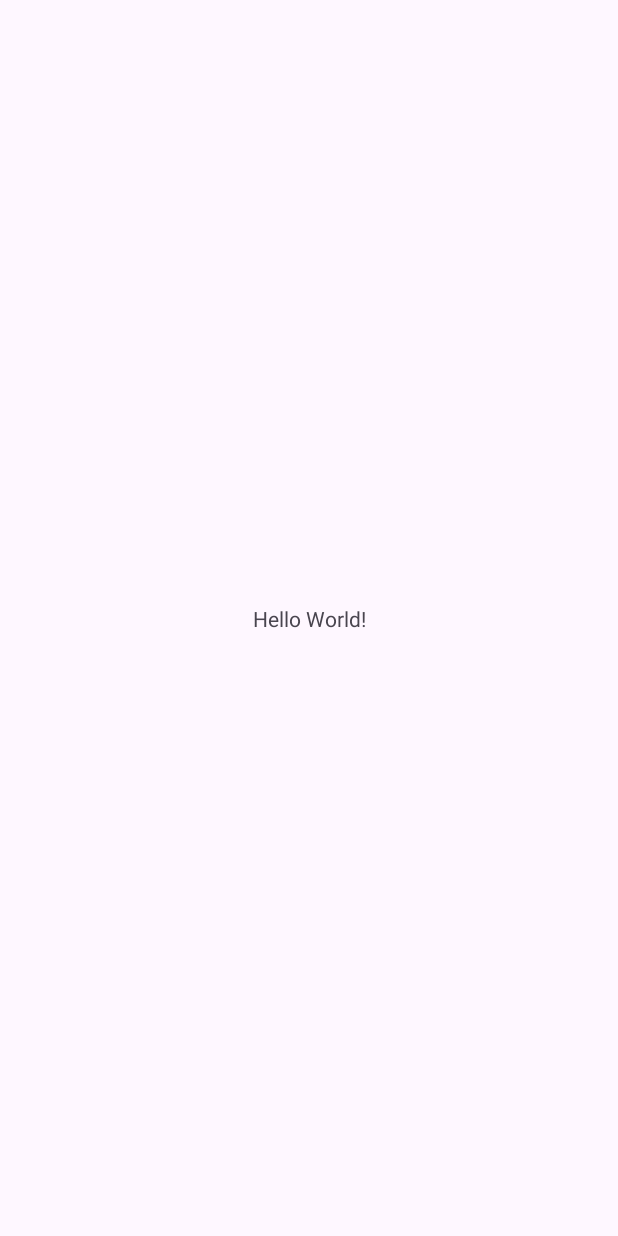
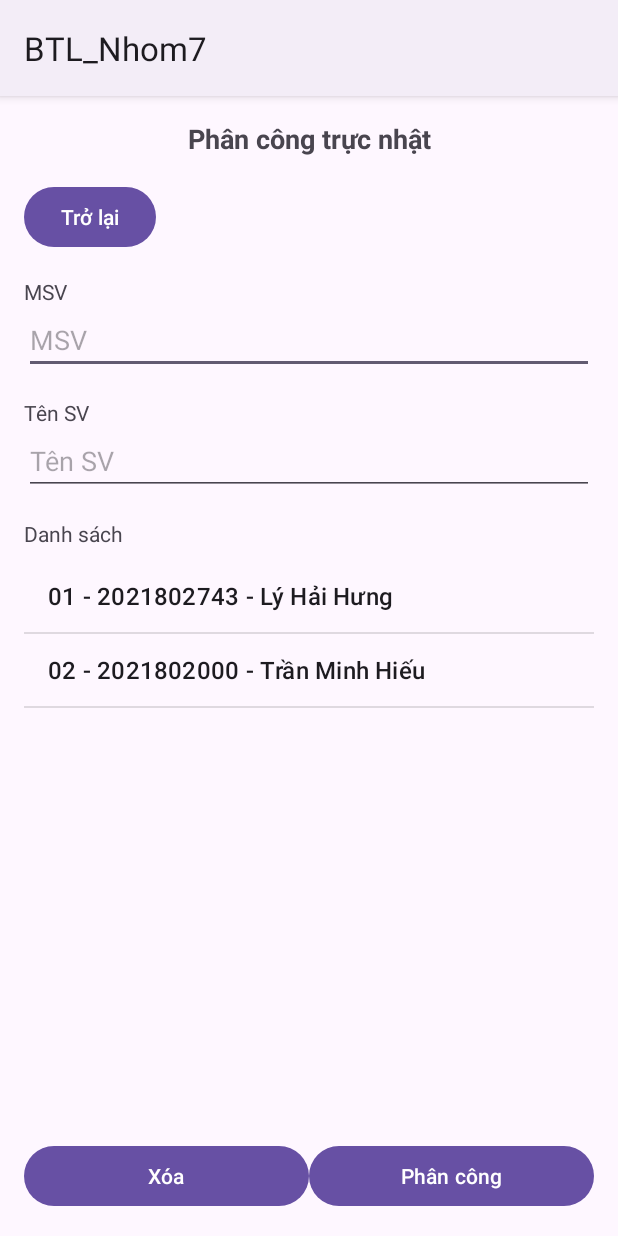
Before and after one commit to hunglydev/BTL_Nhom7, an Android app: the screen it shows after launch (MainActivity before the commit, PhanCong after it), on a phone screen of 412 x 824 dp. Before the commit the screen is almost empty. Run offline under Robolectric (Android 15) with nearby library versions, the phone set to English and light mode, and no system bars.

Commit message:
commits_1

```diff
--- /dev/null
+++ b/app/src/main/java/com/example/btl_nhom7/PhanCong.java
@@ -0,0 +1,73 @@
+package com.example.btl_nhom7;
+
+import android.os.Bundle;
+import android.view.View;
+import android.widget.ArrayAdapter;
+import android.widget.Button;
+import android.widget.EditText;
+import android.widget.ListView;
+
+import androidx.activity.EdgeToEdge;
+import androidx.appcompat.app.AppCompatActivity;
+import androidx.core.graphics.Insets;
+import androidx.core.view.ViewCompat;
+import androidx.core.view.WindowInsetsCompat;
+
+public class PhanCong extends AppCompatActivity {
+
+    private EditText etMSV, etName;
+    private ListView lvStudents;
+    private ArrayAdapter<String> adapter;
+    private String[] students = {
+            "01 - 2021802743 - Lý Hải Hưng",
+            "02 - 2021802000 - Trần Minh Hiếu"
+    };
+    @Override
+    protected void onCreate(Bundle savedInstanceState) {
+        super.onCreate(savedInstanceState);
+        setContentView(R.layout.activity_phan_cong);
+
+        etMSV = findViewById(R.id.etMSV);
+        etName = findViewById(R.id.etName);
+        lvStudents = findViewById(R.id.lvStudents);
+
+        adapter = new ArrayAdapter<>(this, android.R.layout.simple_list_item_1, students);
+        lvStudents.setAdapter(adapter);
+
+        Button btnBack = findViewById(R.id.btnBack);
+        btnBack.setOnClickListener(new View.OnClickListener() {
+            @Override
+            public void onClick(View v) {
+                // Handle back button
+                finish();
+            }
+        });
+
+        Button btnDelete = findViewById(R.id.btnDelete);
+        btnDelete.setOnClickListener(new View.OnClickListener() {
+            @Override
+            public void onClick(View v) {
+                // Handle delete button
+                etMSV.setText("");
+                etName.setText("");
+            }
+        });
+
+        Button btnAssign = findViewById(R.id.btnAssign);
+        btnAssign.setOnClickListener(new View.OnClickListener() {
+            @Override
+            public void onClick(View v) {
+                // Handle assign button
+                String msv = etMSV.getText().toString();
+                String name = etName.getText().toString();
+                if (!msv.isEmpty() && !name.isEmpty()) {
+                    String student = msv + " - " + name;
+                    adapter.add(student);
+                    adapter.notifyDataSetChanged();
+                    etMSV.setText("");
+                    etName.setText("");
+                }
+            }
+        });
+    }
+}
--- /dev/null
+++ b/app/src/main/res/drawable/cell_border.xml
@@ -0,0 +1,5 @@
+<?xml version="1.0" encoding="utf-8"?>
+<shape xmlns:android="http://schemas.android.com/apk/res/android">
+    <solid android:color="#FFFFFF"/>
+    <stroke android:width="1dp" android:color="#000000"/>
+</shape>
--- /dev/null
+++ b/app/src/main/res/drawable/table_border.xml
@@ -0,0 +1,5 @@
+<?xml version="1.0" encoding="utf-8"?>
+<shape xmlns:android="http://schemas.android.com/apk/res/android">
+    <solid android:color="#FFFFFF"/>
+    <stroke android:width="2dp" android:color="#000000"/>
+</shape>
--- /dev/null
+++ b/app/src/main/res/layout/activity_phan_cong.xml
@@ -0,0 +1,86 @@
+<?xml version="1.0" encoding="utf-8"?>
+<LinearLayout xmlns:android="http://schemas.android.com/apk/res/android"
+    xmlns:tools="http://schemas.android.com/tools"
+    android:layout_width="match_parent"
+    android:layout_height="match_parent"
+    android:orientation="vertical"
+    android:padding="16dp"
+    tools:context=".PhanCong">
+
+    <TextView
+        android:layout_width="match_parent"
+        android:layout_height="wrap_content"
+        android:text="Phân công trực nhật"
+        android:textSize="18sp"
+        android:textStyle="bold"
+        android:gravity="center"
+        android:layout_marginBottom="16dp"/>
+
+    <Button
+        android:id="@+id/btnBack"
+        android:layout_width="wrap_content"
+        android:layout_height="wrap_content"
+        android:text="Trở lại"
+        android:layout_gravity="start"/>
+
+    <TextView
+        android:layout_width="match_parent"
+        android:layout_height="wrap_content"
+        android:text="MSV"
+        android:layout_marginTop="16dp"/>
+
+    <EditText
+        android:id="@+id/etMSV"
+        android:layout_width="match_parent"
+        android:layout_height="wrap_content"
+        android:hint="MSV"
+        android:inputType="text"/>
+
+    <TextView
+        android:layout_width="match_parent"
+        android:layout_height="wrap_content"
+        android:text="Tên SV"
+        android:layout_marginTop="16dp"/>
+
+    <EditText
+        android:id="@+id/etName"
+        android:layout_width="match_parent"
+        android:layout_height="wrap_content"
+        android:hint="Tên SV"
+        android:inputType="text"/>
+
+    <TextView
+        android:layout_width="match_parent"
+        android:layout_height="wrap_content"
+        android:text="Danh sách"
+        android:layout_marginTop="16dp"/>
+
+    <ListView
+        android:id="@+id/lvStudents"
+        android:layout_width="match_parent"
+        android:layout_height="0dp"
+        android:layout_weight="1"
+        android:layout_marginTop="8dp"/>
+
+    <LinearLayout
+        android:layout_width="match_parent"
+        android:layout_height="wrap_content"
+        android:orientation="horizontal"
+        android:layout_marginTop="16dp">
+
+        <Button
+            android:id="@+id/btnDelete"
+            android:layout_width="0dp"
+            android:layout_height="wrap_content"
+            android:layout_weight="1"
+            android:text="Xóa"/>
+
+        <Button
+            android:id="@+id/btnAssign"
+            android:layout_width="0dp"
+            android:layout_height="wrap_content"
+            android:layout_weight="1"
+            android:text="Phân công"/>
+    </LinearLayout>
+
+</LinearLayout>
--- a/app/src/main/res/values/themes.xml
+++ b/app/src/main/res/values/themes.xml
@@ -1,6 +1,6 @@
 <resources xmlns:tools="http://schemas.android.com/tools">
     <!-- Base application theme. -->
-    <style name="Base.Theme.BTL_Nhom7" parent="Theme.Material3.DayNight.NoActionBar">
+    <style name="Base.Theme.BTL_Nhom7" parent="Theme.Material3.DayNight">
         <!-- Customize your light theme here. -->
         <!-- <item name="colorPrimary">@color/my_light_primary</item> -->
     </style>
```
Also changed, not shown: app/src/main/AndroidManifest.xml (+12 -0 lines), app/src/main/java/com/example/btl_nhom7/Detail.java (added, +90 -0 lines), app/src/main/java/com/example/btl_nhom7/DetailOfClass.java (added, +62 -0 lines), app/src/main/java/com/example/btl_nhom7/Login.java (added, +24 -0 lines), app/src/main/res/layout/activity_detail.xml (added, +184 -0 lines), app/src/main/res/layout/activity_detail_of_class.xml (added, +66 -0 lines), app/src/main/res/layout/activity_login.xml (added, +50 -0 lines), app/src/main/res/menu/class_menu.xml (added, +15 -0 lines).
